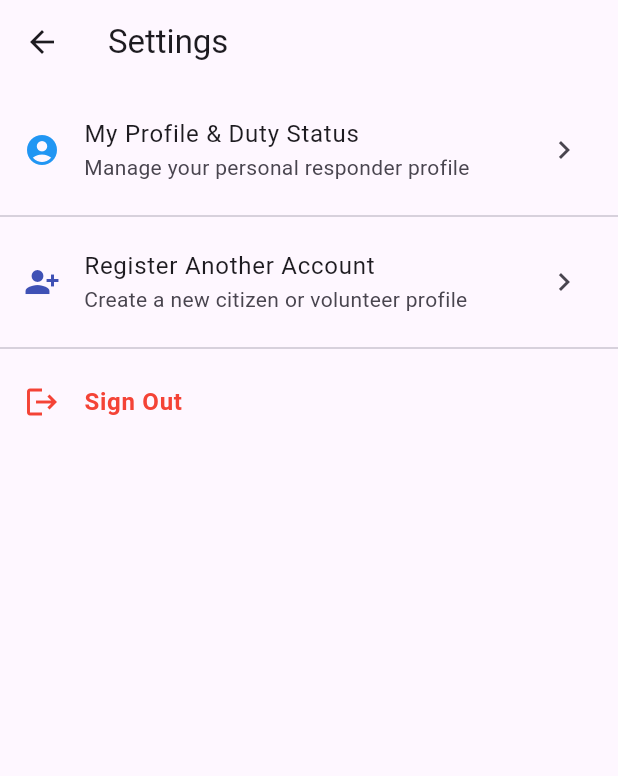
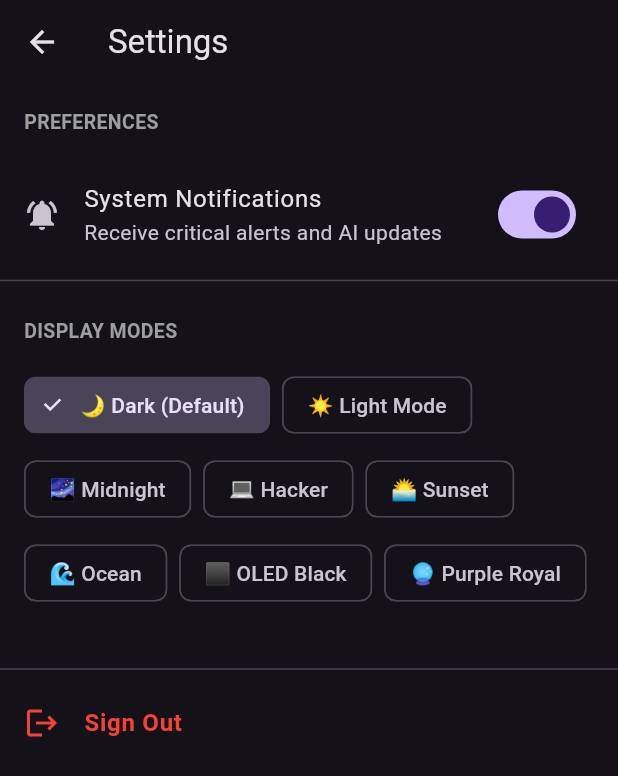
Before and after one commit to Deneshkar/emergency-resource-coordination-platform, a Flutter app: the _SettingsTab screen opened directly, on a phone screen of 412 x 824 dp. Shown: the top 776 px of the screen. Run offline on Flutter 3.47's test engine with Material 3 defaults, Android fonts, the phone set to English and light mode, and no system bars; our stand-ins replace flutter_local_notifications, shared_preferences; accounts and stored records are empty.

Commit message:
Enhance Mobile UX: Add SettingsProvider, Theme selection, and AI Agent FAB

```diff
--- /dev/null
+++ b/mobile-flutter/lib/providers/settings_provider.dart
@@ -0,0 +1,91 @@
+import 'package:flutter/material.dart';
+import 'package:shared_preferences/shared_preferences.dart';
+
+class SettingsProvider with ChangeNotifier {
+  String _themeMode = 'dark';
+  bool _notificationsEnabled = true;
+
+  String get themeMode => _themeMode;
+  bool get notificationsEnabled => _notificationsEnabled;
+
+  Future<void> init() async {
+    final prefs = await SharedPreferences.getInstance();
+    _themeMode = prefs.getString('ercp_theme') ?? 'dark';
+    _notificationsEnabled = prefs.getBool('ercp_notifications') ?? true;
+    notifyListeners();
+  }
+
+  Future<void> setThemeMode(String mode) async {
+    _themeMode = mode;
+    final prefs = await SharedPreferences.getInstance();
+    await prefs.setString('ercp_theme', mode);
+    notifyListeners();
+  }
+
+  Future<void> setNotificationsEnabled(bool enabled) async {
+    _notificationsEnabled = enabled;
+    final prefs = await SharedPreferences.getInstance();
+    await prefs.setBool('ercp_notifications', enabled);
+    notifyListeners();
+  }
+
+  ThemeData getThemeData() {
+    switch (_themeMode) {
+      case 'light':
+        return ThemeData(
+          brightness: Brightness.light,
+          primarySwatch: Colors.blue,
+          useMaterial3: true,
+        );
+      case 'midnight':
+        return ThemeData(
+          brightness: Brightness.dark,
+          primarySwatch: Colors.indigo,
+          scaffoldBackgroundColor: const Color(0xFF0F172A),
+          useMaterial3: true,
+        );
+      case 'hacker':
+        return ThemeData(
+          brightness: Brightness.dark,
+          primarySwatch: Colors.green,
+          scaffoldBackgroundColor: Colors.black,
+          useMaterial3: true,
+        );
+      case 'sunset':
+        return ThemeData(
+          brightness: Brightness.dark,
+          primarySwatch: Colors.orange,
+          scaffoldBackgroundColor: const Color(0xFF451A03),
+          useMaterial3: true,
+        );
+      case 'ocean':
+        return ThemeData(
+          brightness: Brightness.dark,
+          primarySwatch: Colors.cyan,
+          scaffoldBackgroundColor: const Color(0xFF083344),
+          useMaterial3: true,
+        );
+      case 'oled':
+        return ThemeData(
+          brightness: Brightness.dark,
+          primarySwatch: Colors.grey,
+          scaffoldBackgroundColor: Colors.black,
+          useMaterial3: true,
+        );
+      case 'purple':
+        return ThemeData(
+          brightness: Brightness.dark,
+          primarySwatch: Colors.purple,
+          scaffoldBackgroundColor: const Color(0xFF2E1065),
+          useMaterial3: true,
+        );
+      case 'dark':
+      default:
+        return ThemeData(
+          brightness: Brightness.dark,
+          primarySwatch: Colors.blue,
+          useMaterial3: true,
+        );
+    }
+  }
+}
--- a/mobile-flutter/lib/screens/home_screen.dart
+++ b/mobile-flutter/lib/screens/home_screen.dart
@@ -1,6 +1,7 @@
 import 'package:flutter/material.dart';
 import 'package:provider/provider.dart';
 import '../providers/auth_provider.dart';
+import '../providers/settings_provider.dart';
 import 'situation_analysis_screen.dart';
 import 'shelter_locator_screen.dart';
 import 'resource_status_screen.dart';
@@ -21,11 +22,6 @@ class _HomeScreenState extends State<HomeScreen> {
 
   @override
   Widget build(BuildContext context) {
-    // 0: Home/Dashboard
-    // 1: Shelters
-    // 2: Resources
-    // 3: Settings
-
     final List<Widget> pages = [
       const _HomeTab(),
       const ShelterLocatorScreen(),
@@ -38,6 +34,20 @@ class _HomeScreenState extends State<HomeScreen> {
         index: _currentIndex,
         children: pages,
       ),
+      floatingActionButton: FloatingActionButton.extended(
+        onPressed: () {
+          Navigator.push(
+            context,
+            MaterialPageRoute(builder: (_) => const SituationAnalysisScreen()),
+          );
+        },
+        icon: const Icon(Icons.psychology),
+        label: const Text("AI Agent"),
+        backgroundColor: Colors.deepPurple,
+        foregroundColor: Colors.white,
+        elevation: 4,
+      ),
+      floatingActionButtonLocation: FloatingActionButtonLocation.startFloat,
       bottomNavigationBar: NavigationBar(
         selectedIndex: _currentIndex,
         onDestinationSelected: (index) {
@@ -87,7 +97,7 @@ class _HomeTab extends StatelessWidget {
         foregroundColor: Colors.white,
       ),
       body: SingleChildScrollView(
-        padding: const EdgeInsets.all(16.0),
+        padding: const EdgeInsets.only(left: 16, right: 16, top: 16, bottom: 80),
         child: Column(
           crossAxisAlignment: CrossAxisAlignment.stretch,
           children: [
@@ -100,7 +110,7 @@ class _HomeTab extends StatelessWidget {
                   ),
                   borderRadius: BorderRadius.circular(16),
                   boxShadow: [
-                    BoxShadow(color: Colors.blue.shade200, blurRadius: 10, offset: const Offset(0, 4)),
+                    BoxShadow(color: Colors.blue.withAlpha(51), blurRadius: 10, offset: const Offset(0, 4)),
                   ],
                 ),
                 child: Row(
@@ -148,58 +158,49 @@ class _HomeTab extends StatelessWidget {
               ),
               const SizedBox(height: 24),
             ],
+
             const Text(
-              "QUICK ACTIONS",
+              "RESPONDER & IDENTITY",
               style: TextStyle(fontSize: 13, fontWeight: FontWeight.bold, color: Colors.grey),
             ),
             const SizedBox(height: 12),
-            Card(
-              elevation: 0,
-              shape: RoundedRectangleBorder(
-                borderRadius: BorderRadius.circular(16),
-                side: BorderSide(color: Colors.deepPurple.shade100, width: 1.5),
+            ElevatedButton.icon(
+              icon: const Icon(Icons.account_circle),
+              label: const Text("My Profile & Duty Status"),
+              style: ElevatedButton.styleFrom(
+                backgroundColor: Colors.blue.shade800,
+                foregroundColor: Colors.white,
+                minimumSize: const Size.fromHeight(46),
               ),
-              child: InkWell(
-                borderRadius: BorderRadius.circular(16),
-                onTap: () {
-                  Navigator.push(
-                    context,
-                    MaterialPageRoute(builder: (_) => const SituationAnalysisScreen()),
-                  );
-                },
-                child: Padding(
-                  padding: const EdgeInsets.all(20.0),
-                  child: Row(
-                    children: [
-                      Container(
-                        padding: const EdgeInsets.all(12),
-                        decoration: BoxDecoration(
-                          color: Colors.deepPurple.shade50,
-                          borderRadius: BorderRadius.circular(12),
-                        ),
-                        child: Icon(Icons.psychology, size: 36, color: Colors.deepPurple.shade600),
-                      ),
-                      const SizedBox(width: 16),
-                      Expanded(
-                        child: Column(
-                          crossAxisAlignment: CrossAxisAlignment.start,
-                          children: [
-                            const Text(
-                              "Situation Analysis AI",
-                              style: TextStyle(fontSize: 16, fontWeight: FontWeight.bold),
-                            ),
-                            const SizedBox(height: 4),
-                            Text(
-                              "Run AI urgency & gap analysis for incidents.",
-                              style: TextStyle(fontSize: 13, color: Colors.grey.shade600),
-                            ),
-                          ],
-                        ),
-                      ),
-                      const Icon(Icons.chevron_right, color: Colors.grey),
-                    ],
-                  ),
+              onPressed: () => Navigator.push(
+                context,
+                MaterialPageRoute(builder: (_) => const ProfileScreen()),
+              ),
+            ),
+            const SizedBox(height: 10),
+            if (user?.canCoordinate == true) ...[
+              OutlinedButton.icon(
+                icon: const Icon(Icons.people_outline),
+                label: const Text("Volunteer Directory (Team Roster)"),
+                style: OutlinedButton.styleFrom(
+                  minimumSize: const Size.fromHeight(44),
                 ),
+                onPressed: () => Navigator.push(
+                  context,
+                  MaterialPageRoute(builder: (_) => const SelectProfileScreen()),
+                ),
+              ),
+              const SizedBox(height: 10),
+            ],
+            OutlinedButton.icon(
+              icon: const Icon(Icons.person_add_alt_1),
+              label: const Text("Register Another Account"),
+              style: OutlinedButton.styleFrom(
+                minimumSize: const Size.fromHeight(44),
+              ),
+              onPressed: () => Navigator.push(
+                context,
+                MaterialPageRoute(builder: (_) => const RegisterScreen()),
               ),
             ),
           ],
@@ -219,7 +220,7 @@ class _ResourcesTab extends StatelessWidget {
         title: const Text('Resources & Logistics'),
       ),
       body: ListView(
-        padding: const EdgeInsets.all(16),
+        padding: const EdgeInsets.only(left: 16, right: 16, top: 16, bottom: 80),
         children: [
           _buildResourceCard(
             context,
@@ -287,41 +288,74 @@ class _SettingsTab extends StatelessWidget {
 
   @override
   Widget build(BuildContext context) {
-    final auth = Provider.of<AuthProvider>(context);
-    final user = auth.user;
+    final settings = Provider.of<SettingsProvider>(context);
+    final auth = Provider.of<AuthProvider>(context, listen: false);
+
+    final List<Map<String, String>> displayModes = [
+      {'name': 'Dark (Default)', 'value': 'dark', 'icon': '🌙'},
+      {'name': 'Light Mode', 'value': 'light', 'icon': '☀️'},
+      {'name': 'Midnight', 'value': 'midnight', 'icon': '🌌'},
+      {'name': 'Hacker', 'value': 'hacker', 'icon': '💻'},
+      {'name': 'Sunset', 'value': 'sunset', 'icon': '🌅'},
+      {'name': 'Ocean', 'value': 'ocean', 'icon': '🌊'},
+      {'name': 'OLED Black', 'value': 'oled', 'icon': '⬛'},
+      {'name': 'Purple Royal', 'value': 'purple', 'icon': '🔮'},
+    ];
 
     return Scaffold(
       appBar: AppBar(
         title: const Text('Settings'),
       ),
       body: ListView(
+        padding: const EdgeInsets.only(bottom: 80),
         children: [
-          const SizedBox(height: 8),
-          ListTile(
-            leading: const Icon(Icons.account_circle, color: Colors.blue),
-            title: const Text("My Profile & Duty Status"),
-            subtitle: const Text("Manage your personal responder profile"),
-            trailing: const Icon(Icons.chevron_right),
-            onTap: () => Navigator.push(context, MaterialPageRoute(builder: (_) => const ProfileScreen())),
+          const Padding(
+            padding: EdgeInsets.all(16.0),
+            child: Text(
+              "PREFERENCES",
+              style: TextStyle(fontSize: 13, fontWeight: FontWeight.bold, color: Colors.grey),
+            ),
+          ),
+          SwitchListTile(
+            title: const Text("System Notifications"),
+            subtitle: const Text("Receive critical alerts and AI updates"),
+            secondary: const Icon(Icons.notifications_active),
+            value: settings.notificationsEnabled,
+            onChanged: (val) {
+              settings.setNotificationsEnabled(val);
+              if (val) {
+                ScaffoldMessenger.of(context).showSnackBar(
+                  const SnackBar(content: Text("System notifications enabled")),
+                );
+              }
+            },
           ),
           const Divider(),
-          if (user?.canCoordinate == true) ...[
-            ListTile(
-              leading: const Icon(Icons.people_outline, color: Colors.teal),
-              title: const Text("Volunteer Directory"),
-              subtitle: const Text("View team roster and assign roles"),
-              trailing: const Icon(Icons.chevron_right),
-              onTap: () => Navigator.push(context, MaterialPageRoute(builder: (_) => const SelectProfileScreen())),
+          const Padding(
+            padding: EdgeInsets.all(16.0),
+            child: Text(
+              "DISPLAY MODES",
+              style: TextStyle(fontSize: 13, fontWeight: FontWeight.bold, color: Colors.grey),
             ),
-            const Divider(),
-          ],
-          ListTile(
-            leading: const Icon(Icons.person_add_alt_1, color: Colors.indigo),
-            title: const Text("Register Another Account"),
-            subtitle: const Text("Create a new citizen or volunteer profile"),
-            trailing: const Icon(Icons.chevron_right),
-            onTap: () => Navigator.push(context, MaterialPageRoute(builder: (_) => const RegisterScreen())),
           ),
+          Padding(
+            padding: const EdgeInsets.symmetric(horizontal: 16.0),
+            child: Wrap(
+              spacing: 8.0,
+              runSpacing: 8.0,
+              children: displayModes.map((mode) {
+                final isSelected = settings.themeMode == mode['value'];
+                return ChoiceChip(
+                  label: Text('${mode['icon']} ${mode['name']}'),
+                  selected: isSelected,
+                  onSelected: (selected) {
+                    if (selected) settings.setThemeMode(mode['value']!);
+                  },
+                );
+              }).toList(),
+            ),
+          ),
+          const SizedBox(height: 32),
           const Divider(),
           ListTile(
             leading: const Icon(Icons.logout, color: Colors.red),
```
Also changed, not shown: mobile-flutter/lib/main.dart (+9 -6 lines).
